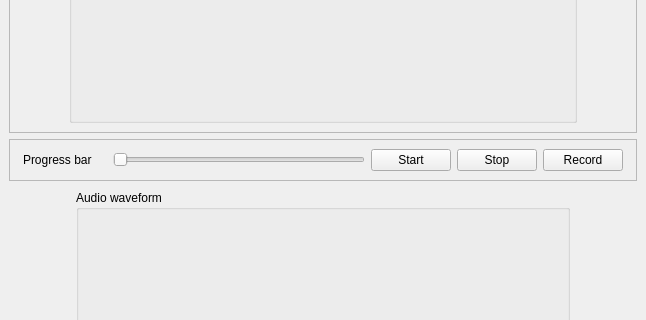
First picture: the form in code/Demo/script/multimodal_player.ui, repository Davidlequnchen/LDED-FusionNet, before the edit; both pictures show x 0 to 646 and y 259 to 579 of the 646 by 868 pixel window.
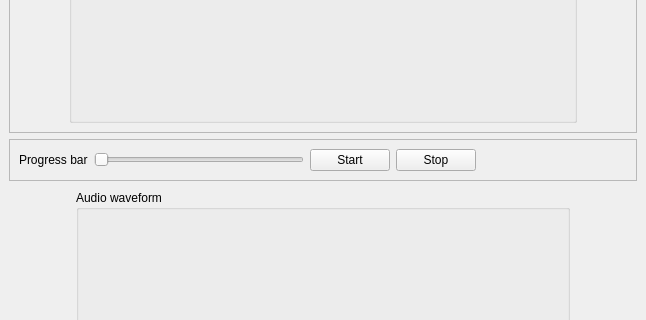
Second picture: the form after the edit.

What changed in the file:
```diff
--- a/code/Demo/script/multimodal_player.ui
+++ b/code/Demo/script/multimodal_player.ui
@@ -79,15 +79,7 @@
       <property name="frameShadow">
        <enum>QFrame::Raised</enum>
       </property>
-      <layout class="QHBoxLayout" name="horizontalLayout_13" stretch="2,6,0,2">
-       <property name="leftMargin">
-        <number>13</number>
-       </property>
-       <property name="rightMargin">
-        <number>13</number>
-       </property>
-       <item>
-        <layout class="QHBoxLayout" name="horizontalLayout_15">
+      <layout class="QHBoxLayout" name="horizontalLayout_10" stretch="1,4,1,1,2,0">
          <item>
           <widget class="QLabel" name="label">
            <property name="text">
@@ -95,8 +87,6 @@
            </property>
           </widget>
          </item>
-        </layout>
-       </item>
        <item>
         <widget class="QSlider" name="progress_slider">
          <property name="orientation">
@@ -112,8 +102,6 @@
         </widget>
        </item>
        <item>
-        <layout class="QHBoxLayout" name="horizontalLayout_14">
-         <item>
           <widget class="QPushButton" name="stop_button">
            <property name="text">
             <string>Stop</string>
@@ -121,9 +109,9 @@
           </widget>
          </item>
          <item>
-          <widget class="QPushButton" name="record_button">
+        <widget class="QLabel" name="timestamp_label">
            <property name="text">
-            <string>Record</string>
+          <string/>
            </property>
           </widget>
          </item>
@@ -139,8 +127,6 @@
             </size>
            </property>
           </spacer>
-         </item>
-        </layout>
        </item>
       </layout>
      </widget>
```
Lines whose indentation alone changed are shown as unchanged.
